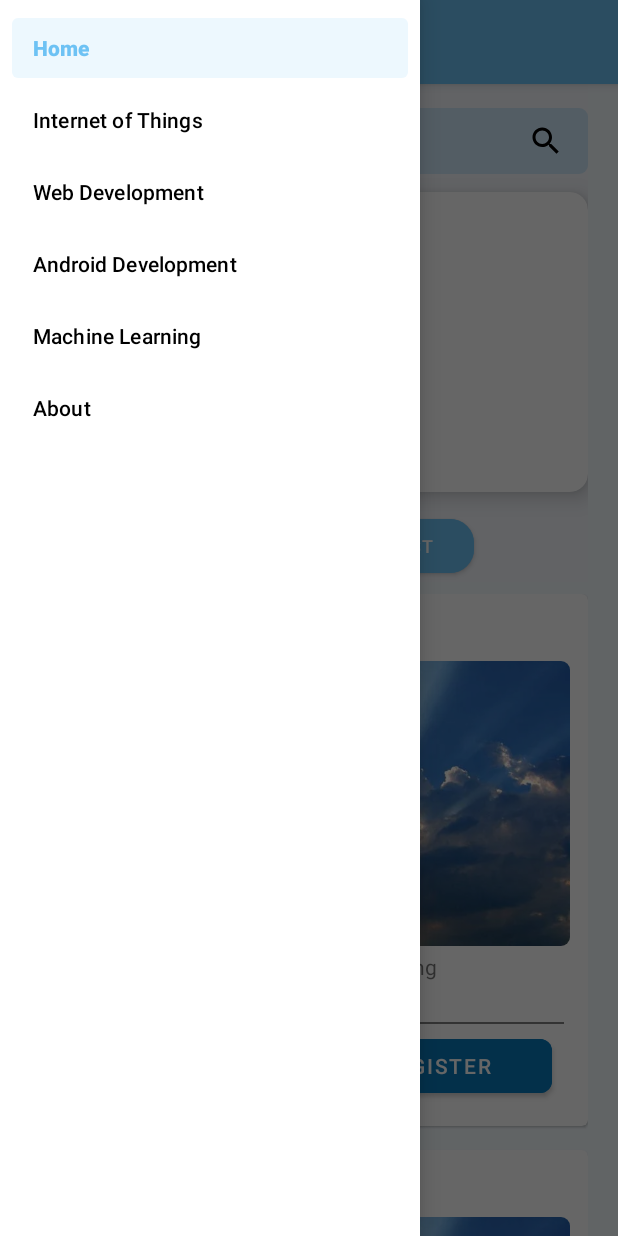
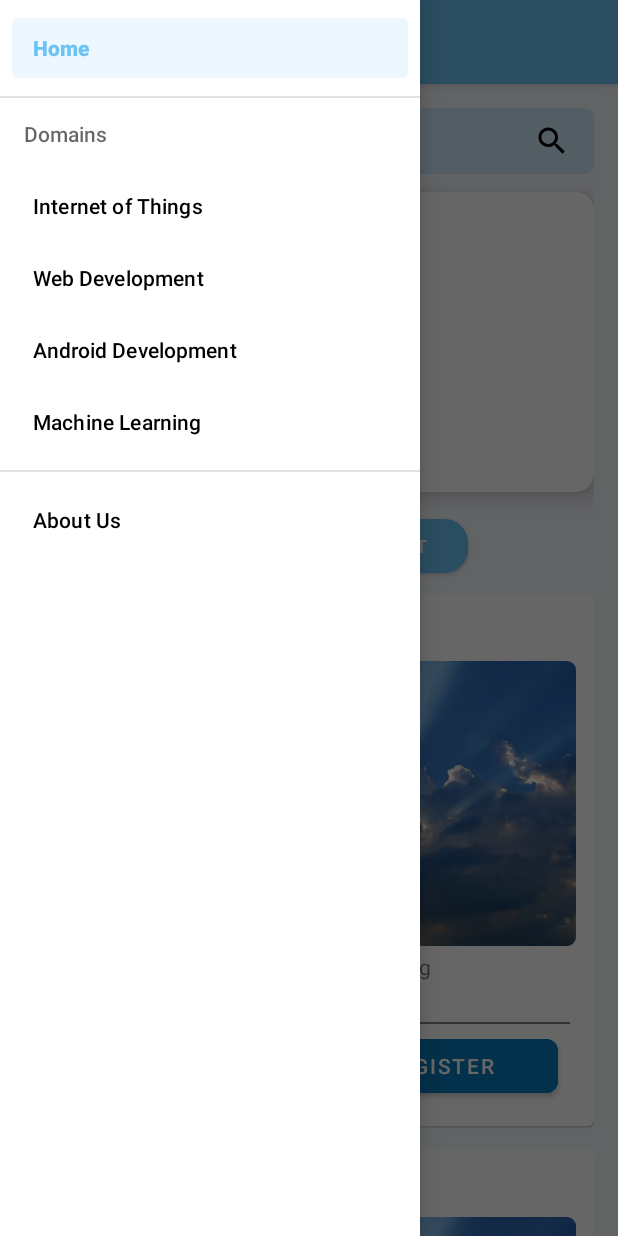
Before and after one commit to Innoreva-2k21/InnorevaResourceMaintainer-Android, an Android app: the screen it shows after launch (MainActivity), with the side drawer open, on a phone screen of 412 x 824 dp. Run offline under Robolectric (Android 15) with nearby library versions, the phone set to English and light mode, and no system bars; our stand-ins replace navigation-ui; libraries missing offline, so code that uses them is left out: com.denzcoskun.imageslider; 5 statements that could not run were skipped.

Commit message:
Added Event Details Activity

```diff
--- a/app/src/main/java/com/example/innorevaresourcemanager/ui/HomeModule/HomeFragment.java
+++ b/app/src/main/java/com/example/innorevaresourcemanager/ui/HomeModule/HomeFragment.java
@@ -14,6 +14,7 @@ import android.view.ViewGroup;
 import com.denzcoskun.imageslider.constants.ScaleTypes;
 import com.denzcoskun.imageslider.models.SlideModel;
 import com.example.innorevaresourcemanager.MainActivity;
+import com.example.innorevaresourcemanager.R;
 import com.example.innorevaresourcemanager.databinding.FragmentHomeBinding;
 import com.example.innorevaresourcemanager.ui.HomeModule.adapters.EventsAdapter;
 import com.example.innorevaresourcemanager.ui.HomeModule.models.UpcomingModel;
@@ -63,6 +64,7 @@ public class HomeFragment extends Fragment {
         binding.upcomingRv.setAdapter(adapter);
 
         binding.searchTv.setOnClickListener(View -> displaySearchDialog());
+        handleEventButtons();
 
     }
 
@@ -77,4 +79,25 @@ public class HomeFragment extends Fragment {
         imageList.add(new SlideModel("https://bit.ly/3fLJf72", "Title", ScaleTypes.FIT));
         binding.imageSlider.setImageList(imageList);
     }
+
+    private void handleEventButtons() {
+        binding.allBtn.setOnClickListener(View -> {
+            clearAllSelections();
+            binding.allBtn.setBackgroundColor(this.getResources().getColor(R.color.dark_blue));
+        });
+        binding.upcomingBtn.setOnClickListener(View -> {
+            clearAllSelections();
+            binding.upcomingBtn.setBackgroundColor(this.getResources().getColor(R.color.dark_blue));
+        });
+        binding.pastBtn.setOnClickListener(View -> {
+            clearAllSelections();
+            binding.pastBtn.setBackgroundColor(this.getResources().getColor(R.color.dark_blue));
+        });
+    }
+
+    private void clearAllSelections() {
+        binding.allBtn.setBackgroundColor(this.getResources().getColor(R.color.denim_blue));
+        binding.upcomingBtn.setBackgroundColor(this.getResources().getColor(R.color.denim_blue));
+        binding.pastBtn.setBackgroundColor(this.getResources().getColor(R.color.denim_blue));
+    }
 }
--- a/app/src/main/java/com/example/innorevaresourcemanager/ui/HomeModule/adapters/EventsAdapter.java
+++ b/app/src/main/java/com/example/innorevaresourcemanager/ui/HomeModule/adapters/EventsAdapter.java
@@ -1,15 +1,22 @@
 package com.example.innorevaresourcemanager.ui.HomeModule.adapters;
 
+import android.app.Activity;
 import android.content.Context;
+import android.content.Intent;
+import android.util.Log;
 import android.view.LayoutInflater;
 import android.view.View;
 import android.view.ViewGroup;
+import android.widget.Toast;
 
 import androidx.annotation.NonNull;
 import androidx.recyclerview.widget.RecyclerView;
 
+import com.example.innorevaresourcemanager.MainActivity;
 import com.example.innorevaresourcemanager.R;
+import com.example.innorevaresourcemanager.ui.HomeModule.EventDetailsActivity;
 import com.example.innorevaresourcemanager.ui.HomeModule.models.UpcomingModel;
+import com.google.android.material.button.MaterialButton;
 
 import java.util.List;
 
@@ -26,14 +33,15 @@ public class EventsAdapter extends RecyclerView.Adapter<EventsAdapter.viewHolder
     @NonNull
     @Override
     public EventsAdapter.viewHolder onCreateViewHolder(@NonNull ViewGroup parent, int viewType) {
-        View view= LayoutInflater.from(context).inflate(R.layout.event_card_item,parent,false);
+        View view = LayoutInflater.from(context).inflate(R.layout.event_card_item, parent, false);
 
         return new viewHolder(view);
     }
 
     @Override
     public void onBindViewHolder(@NonNull EventsAdapter.viewHolder holder, int position) {
-
+        holder.viewDetailsBtn.setOnClickListener(View -> viewDetails(position));
+        holder.registerBtn.setOnClickListener(View -> registerForEvent(position));
     }
 
     @Override
@@ -42,8 +50,23 @@ public class EventsAdapter extends RecyclerView.Adapter<EventsAdapter.viewHolder
     }
 
     public class viewHolder extends RecyclerView.ViewHolder {
+        MaterialButton viewDetailsBtn, registerBtn;
+
         public viewHolder(@NonNull View itemView) {
             super(itemView);
+            viewDetailsBtn = itemView.findViewById(R.id.view_details_btn);
+            registerBtn = itemView.findViewById(R.id.register_btn);
         }
     }
+
+    private void viewDetails(int position) {
+        Intent intent = new Intent(context, EventDetailsActivity.class);
+        intent.putExtra("data", position);
+        context.startActivity(intent);
+    }
+
+    private void registerForEvent(int position) {
+        Toast.makeText(context, "No registration link found!", Toast.LENGTH_SHORT).show();
+    }
+
 }
--- /dev/null
+++ b/app/src/main/res/drawable/ic_home_24.xml
@@ -0,0 +1,5 @@
+<vector android:height="24dp" android:tint="#000000"
+    android:viewportHeight="24" android:viewportWidth="24"
+    android:width="24dp" xmlns:android="http://schemas.android.com/apk/res/android">
+    <path android:fillColor="@android:color/white" android:pathData="M10,20v-6h4v6h5v-8h3L12,3 2,12h3v8z"/>
+</vector>
--- a/app/src/main/res/layout/event_card_item.xml
+++ b/app/src/main/res/layout/event_card_item.xml
@@ -3,8 +3,8 @@
     xmlns:app="http://schemas.android.com/apk/res-auto"
     android:layout_width="match_parent"
     android:layout_height="wrap_content"
-    android:background="@color/bg_tint"
-    android:layout_marginBottom="16dp">
+    android:layout_marginBottom="16dp"
+    android:background="@color/bg_tint">
 
     <androidx.appcompat.widget.LinearLayoutCompat
         android:layout_width="match_parent"
@@ -19,19 +19,19 @@
             android:text="Title of Event"
             android:textColor="@color/black"
             android:textSize="18sp"
-            android:textStyle="bold"/>
+            android:textStyle="bold" />
 
         <androidx.cardview.widget.CardView
             android:layout_width="match_parent"
             android:layout_height="wrap_content"
-            app:cardElevation="0dp"
-            app:cardCornerRadius="6dp">
+            app:cardCornerRadius="6dp"
+            app:cardElevation="0dp">
 
             <androidx.appcompat.widget.AppCompatImageView
                 android:layout_width="match_parent"
                 android:layout_height="190dp"
-                app:srcCompat="@drawable/img2"
-                android:scaleType="centerCrop" />
+                android:scaleType="centerCrop"
+                app:srcCompat="@drawable/img2" />
         </androidx.cardview.widget.CardView>
 
         <androidx.appcompat.widget.LinearLayoutCompat
@@ -42,19 +42,19 @@
             <ImageView
                 android:layout_width="wrap_content"
                 android:layout_height="wrap_content"
-                android:layout_marginStart="4dp"/>
+                android:layout_marginStart="4dp" />
 
             <androidx.appcompat.widget.AppCompatTextView
                 android:layout_width="wrap_content"
                 android:layout_height="wrap_content"
                 android:layout_marginStart="4dp"
-                android:text="Venue: "/>
+                android:text="Venue: " />
 
             <androidx.appcompat.widget.AppCompatTextView
                 android:layout_width="wrap_content"
                 android:layout_height="wrap_content"
                 android:layout_marginStart="4dp"
-                android:text="LHC106 New Academic Building"/>
+                android:text="LHC106 New Academic Building" />
 
         </androidx.appcompat.widget.LinearLayoutCompat>
 
@@ -66,28 +66,28 @@
             <ImageView
                 android:layout_width="wrap_content"
                 android:layout_height="wrap_content"
-                android:layout_marginStart="4dp"/>
+                android:layout_marginStart="4dp" />
 
             <androidx.appcompat.widget.AppCompatTextView
                 android:layout_width="wrap_content"
                 android:layout_height="wrap_content"
                 android:layout_marginStart="4dp"
-                android:text="Date: "/>
+                android:text="Date: " />
 
             <androidx.appcompat.widget.AppCompatTextView
                 android:layout_width="wrap_content"
                 android:layout_height="wrap_content"
                 android:layout_marginStart="4dp"
-                android:text="10/02/2023 6:00 PM"/>
+                android:text="10/02/2023 6:00 PM" />
 
         </androidx.appcompat.widget.LinearLayoutCompat>
 
         <View
             android:layout_width="match_parent"
             android:layout_height="1dp"
+            android:layout_marginHorizontal="4dp"
             android:layout_marginTop="4dp"
-            android:layout_marginHorizontal="4dp"
-            android:background="@color/grey"/>
+            android:background="@color/grey" />
 
         <androidx.appcompat.widget.LinearLayoutCompat
             android:layout_width="match_parent"
@@ -96,25 +96,27 @@
             android:gravity="center">
 
             <com.google.android.material.button.MaterialButton
+                android:id="@+id/view_details_btn"
                 android:layout_width="match_parent"
                 android:layout_height="wrap_content"
+                android:layout_marginHorizontal="8dp"
                 android:layout_weight="1"
-                android:layout_marginHorizontal="8dp"
-                app:cornerRadius="8dp"
+                android:backgroundTint="@color/denim_blue"
                 android:paddingHorizontal="16dp"
                 android:text="View Details"
                 android:textSize="14dp"
-                android:backgroundTint="@color/denim_blue"/>
+                app:cornerRadius="8dp" />
 
             <com.google.android.material.button.MaterialButton
+                android:id="@+id/register_btn"
                 android:layout_width="match_parent"
                 android:layout_height="wrap_content"
+                android:layout_marginHorizontal="8dp"
                 android:layout_weight="1"
-                android:layout_marginHorizontal="8dp"
-                app:cornerRadius="8dp"
+                android:backgroundTint="@color/dark_blue"
                 android:text="Register"
                 android:textSize="14dp"
-                android:backgroundTint="@color/dark_blue"/>
+                app:cornerRadius="8dp" />
 
         </androidx.appcompat.widget.LinearLayoutCompat>
 
@@ -122,5 +124,4 @@
     </androidx.appcompat.widget.LinearLayoutCompat>
 
 
-
 </com.google.android.material.card.MaterialCardView>
--- a/app/src/main/res/layout/fragment_home.xml
+++ b/app/src/main/res/layout/fragment_home.xml
@@ -4,7 +4,7 @@
     xmlns:app="http://schemas.android.com/apk/res-auto"
     android:layout_width="match_parent"
     android:layout_height="match_parent"
-    android:paddingHorizontal="20dp"
+    android:paddingHorizontal="16dp"
     android:background="@color/bg_tint">
 
     <com.google.android.material.appbar.AppBarLayout
@@ -67,6 +67,7 @@
                     android:layout_marginTop="8dp">
 
                     <com.google.android.material.button.MaterialButton
+                        android:id="@+id/all_btn"
                         android:layout_width="70dp"
                         android:layout_height="wrap_content"
                         android:layout_gravity="center_vertical"
@@ -84,7 +85,9 @@
                         android:layout_marginVertical="8dp"
                         android:layout_marginStart="8dp"/>
 
+
                     <com.google.android.material.button.MaterialButton
+                        android:id="@+id/upcoming_btn"
                         android:layout_width="wrap_content"
                         android:layout_height="wrap_content"
                         android:layout_gravity="center_vertical"
@@ -95,6 +98,7 @@
                         android:backgroundTint="@color/denim_blue"/>
 
                     <com.google.android.material.button.MaterialButton
+                        android:id="@+id/past_btn"
                         android:layout_width="wrap_content"
                         android:layout_height="wrap_content"
                         android:layout_gravity="center_vertical"
--- a/app/src/main/res/menu/activity_main_drawer.xml
+++ b/app/src/main/res/menu/activity_main_drawer.xml
@@ -3,11 +3,19 @@
     xmlns:tools="http://schemas.android.com/tools"
     tools:showIn="navigation_view">
 
-    <group android:checkableBehavior="single">
+    <group
+        android:id="@+id/menu_home"
+        android:checkableBehavior="single">
         <item
             android:id="@+id/nav_home"
             android:title="@string/menu_home" />
+    </group>
 
+    <item android:title="@string/menu_domain">
+        <menu>
+            <group
+                android:id="@+id/menu_domains"
+                android:checkableBehavior="single">
                 <item
                     android:id="@+id/iot_domain"
                     android:title="@string/internet_of_things" />
@@ -23,9 +31,16 @@
                 <item
                     android:id="@+id/ml_domain"
                     android:title="@string/machine_learning" />
+            </group>
+        </menu>
+    </item>
 
+    <group
+        android:id="@+id/menu_about"
+        android:checkableBehavior="single">
         <item
             android:id="@+id/nav_about"
             android:title="@string/menu_about" />
     </group>
+
 </menu>
--- a/app/src/main/res/values/strings.xml
+++ b/app/src/main/res/values/strings.xml
@@ -1,18 +1,16 @@
 <resources>
     <string name="app_name">Innoreva ResourceManager</string>
-
 
     <string name="navigation_drawer_open">Open navigation drawer</string>
     <string name="navigation_drawer_close">Close navigation drawer</string>
     <string name="nav_header_desc">Navigation header</string>
     <string name="menu_home">Home</string>
-    <string name="menu_domain">Domain List</string>
-    <string name="menu_about">About</string>
+    <string name="menu_domain">Domains</string>
+    <string name="menu_about">About Us</string>
     <string name="title_activity_domain_tabbed">DomainTabbedActivity</string>
     <string name="tab_text_1">Tab 1</string>
     <string name="tab_text_2">Tab 2</string>
 
-    <string name="hello_blank_fragment">Hello blank fragment</string>
     <string name="internet_of_things">Internet of Things</string>
     <string name="web_development">Web Development</string>
     <string name="android_development">Android Development</string>
```
Also changed, not shown: app/src/main/AndroidManifest.xml (+8 -2 lines), app/src/main/java/com/example/innorevaresourcemanager/ui/HomeModule/EventDetailsActivity.java (added, +34 -0 lines), app/src/main/java/com/example/innorevaresourcemanager/ui/HomeModule/SearchBottomSheet.java (+19 -1 lines), app/src/main/res/layout/activity_event_details.xml (added, +9 -0 lines). Lines whose indentation alone changed are shown as unchanged.
